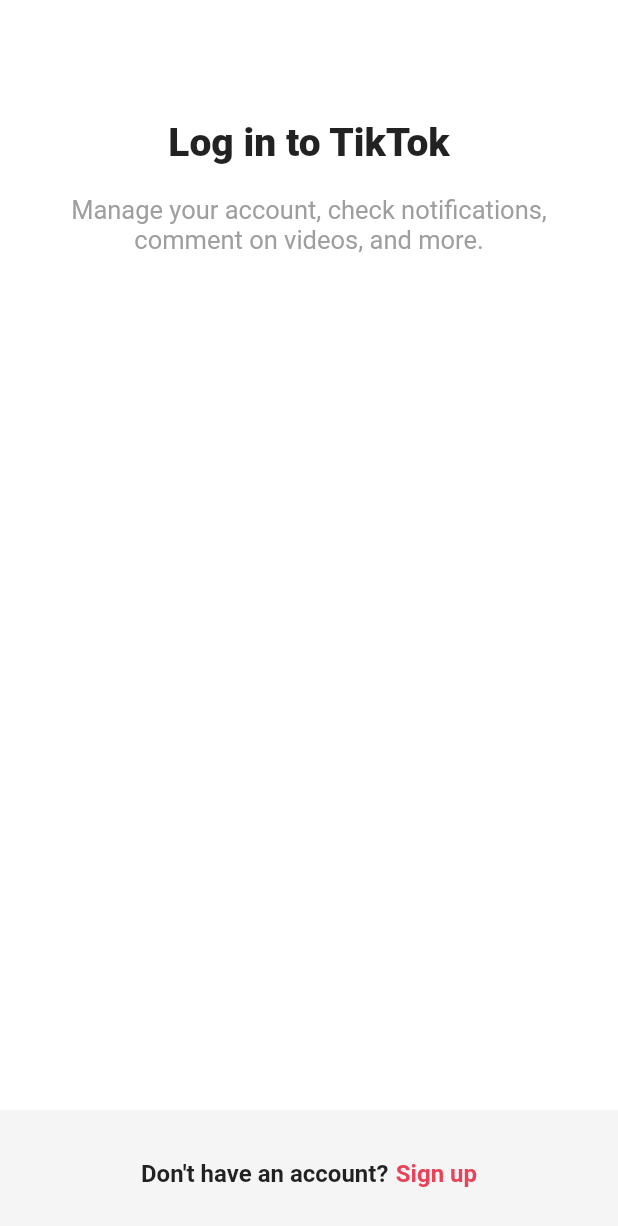
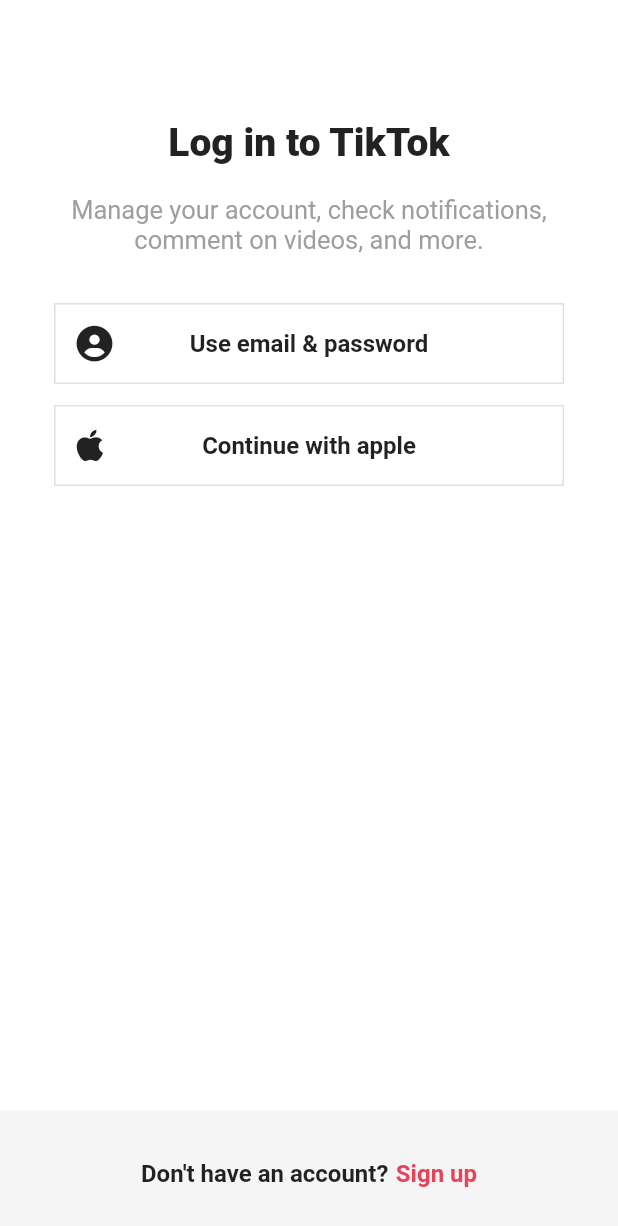
Before and after one commit to mijinB/TikTokClone, a Flutter app: the screen it shows after launch, after a tap on "Log in", on a phone screen of 412 x 824 dp. Shown: the top 1226 px of the screen. Run offline on Flutter 3.47's test engine with Material 2 defaults, Android fonts, the light colour scheme and no system bars; our stand-ins replace font_awesome_flutter.

Commit message:
font awesome icon / Stack

```diff
--- a/lib/features/authentication/log_in_screen.dart
+++ b/lib/features/authentication/log_in_screen.dart
@@ -1,6 +1,8 @@
 import 'package:flutter/material.dart';
+import 'package:font_awesome_flutter/font_awesome_flutter.dart';
 import 'package:tiktok_clone_study/constants/gaps.dart';
 import 'package:tiktok_clone_study/constants/sizes.dart';
+import 'package:tiktok_clone_study/features/authentication/widgets/auth_button.dart';
 
 class LogInScreen extends StatelessWidget {
   const LogInScreen({super.key});
@@ -35,6 +37,16 @@
                   color: Colors.grey,
                   fontSize: Sizes.size16 + 1,
                 ),
+              ),
+              Gaps.v32,
+              AuthButton(
+                icon: FaIcon(FontAwesomeIcons.solidCircleUser),
+                text: 'Use email & password',
+              ),
+              Gaps.v14,
+              AuthButton(
+                icon: FaIcon(FontAwesomeIcons.apple),
+                text: 'Continue with apple',
               ),
             ],
           ),
--- a/lib/features/authentication/sign_up_screen.dart
+++ b/lib/features/authentication/sign_up_screen.dart
@@ -1,4 +1,5 @@
 import 'package:flutter/material.dart';
+import 'package:font_awesome_flutter/font_awesome_flutter.dart';
 import 'package:tiktok_clone_study/constants/gaps.dart';
 import 'package:tiktok_clone_study/constants/sizes.dart';
 import 'package:tiktok_clone_study/features/authentication/log_in_screen.dart';
@@ -43,9 +44,15 @@
                 ),
               ),
               Gaps.v32,
-              AuthButton(text: 'Use phone or email'),
+              AuthButton(
+                icon: FaIcon(FontAwesomeIcons.solidCircleUser),
+                text: 'Use email & password',
+              ),
               Gaps.v14,
-              AuthButton(text: 'Continue with apple'),
+              AuthButton(
+                icon: FaIcon(FontAwesomeIcons.apple),
+                text: 'Continue with apple',
+              ),
             ],
           ),
         ),
--- a/lib/features/authentication/widgets/auth_button.dart
+++ b/lib/features/authentication/widgets/auth_button.dart
@@ -1,12 +1,15 @@
 import 'package:flutter/material.dart';
+import 'package:font_awesome_flutter/font_awesome_flutter.dart';
 import 'package:tiktok_clone_study/constants/sizes.dart';
 
 class AuthButton extends StatelessWidget {
+  final FaIcon icon;
   final String text;
 
   const AuthButton({
     super.key,
     required this.text,
+    required this.icon,
   });
 
   @override
@@ -14,16 +17,21 @@
     return FractionallySizedBox(
       widthFactor: 1.0,
       child: Container(
-        padding: const EdgeInsets.symmetric(
-          vertical: Sizes.size14,
-        ),
+        padding: const EdgeInsets.all(Sizes.size14),
         decoration: BoxDecoration(
           border: Border.all(
             width: Sizes.size1,
             color: Colors.grey.shade300,
           ),
         ),
-        child: Text(
+        child: Stack(
+          alignment: Alignment.center,
+          children: [
+            Align(
+              alignment: Alignment.centerLeft,
+              child: icon,
+            ),
+            Text(
               text,
               textAlign: TextAlign.center,
               style: const TextStyle(
@@ -31,6 +39,8 @@
                 fontWeight: FontWeight.w600,
               ),
             ),
+          ],
+        ),
       ),
     );
   }
--- a/pubspec.yaml
+++ b/pubspec.yaml
@@ -35,6 +35,8 @@
   # The following adds the Cupertino Icons font to your application.
   # Use with the CupertinoIcons class for iOS style icons.
   cupertino_icons: ^1.0.2
+
+  font_awesome_flutter: 10.3.0
 
 dev_dependencies:
   flutter_test:
```
Also changed, not shown: pubspec.lock. Lines whose indentation alone changed are shown as unchanged.
